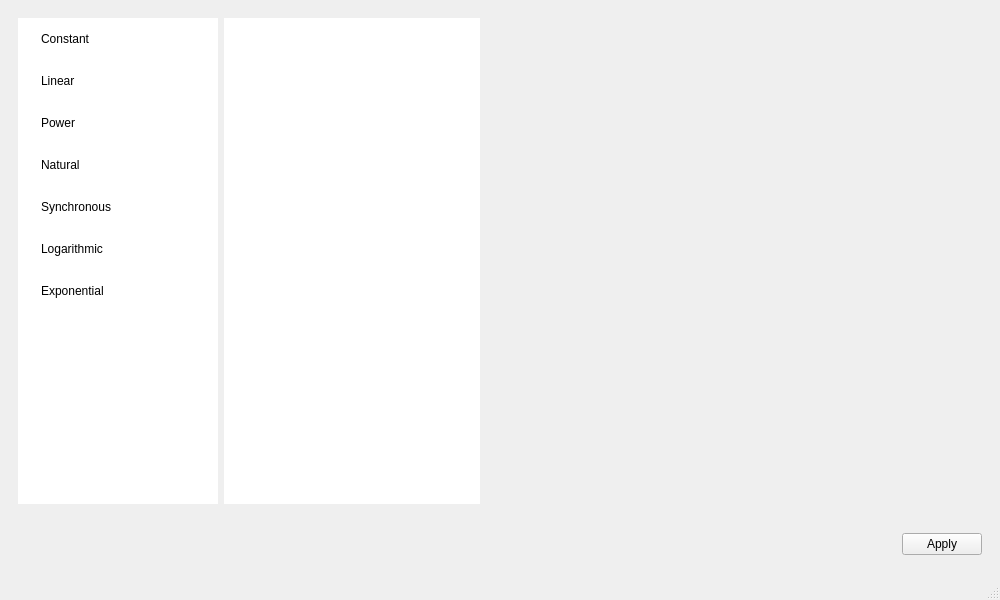
This is src/curves/ui/qt/main_window/main_window.ui in fsecilia/curves as Qt 5 draws it before an edit. The edited form follows.
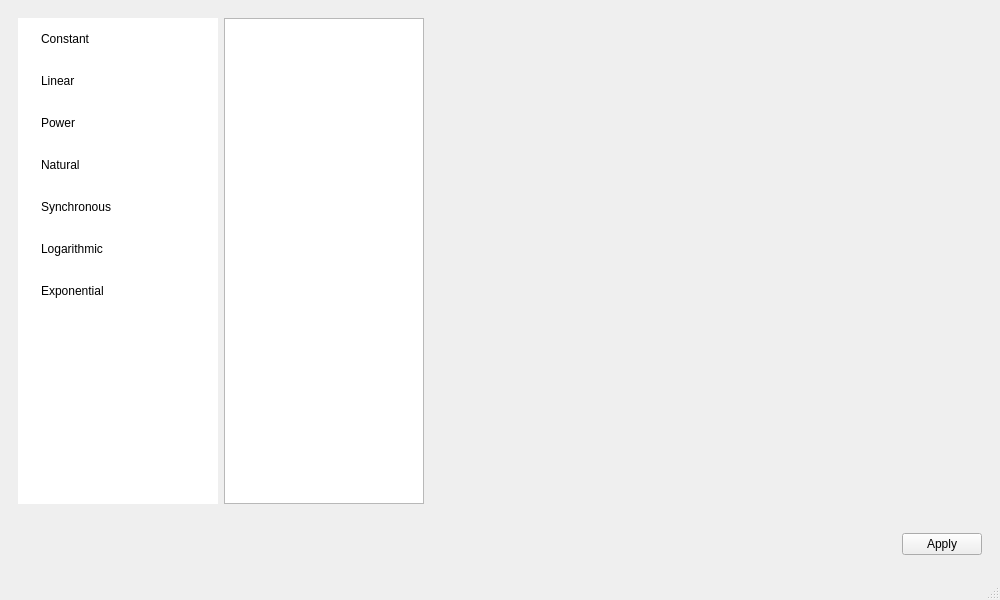
This is the edited form.

```diff
--- a/src/curves/ui/qt/main_window/main_window.ui
+++ b/src/curves/ui/qt/main_window/main_window.ui
@@ -131,12 +131,18 @@
          </property>
          <property name="minimumSize">
           <size>
-           <width>100</width>
+           <width>200</width>
            <height>0</height>
           </size>
          </property>
+         <property name="maximumSize">
+          <size>
+           <width>200</width>
+           <height>16777215</height>
+          </size>
+         </property>
          <property name="frameShape">
-          <enum>QFrame::Shape::NoFrame</enum>
+          <enum>QFrame::Shape::StyledPanel</enum>
          </property>
          <property name="frameShadow">
           <enum>QFrame::Shadow::Plain</enum>
```
Left out of the diff: 2 changed lines with no effect on the pictures.
